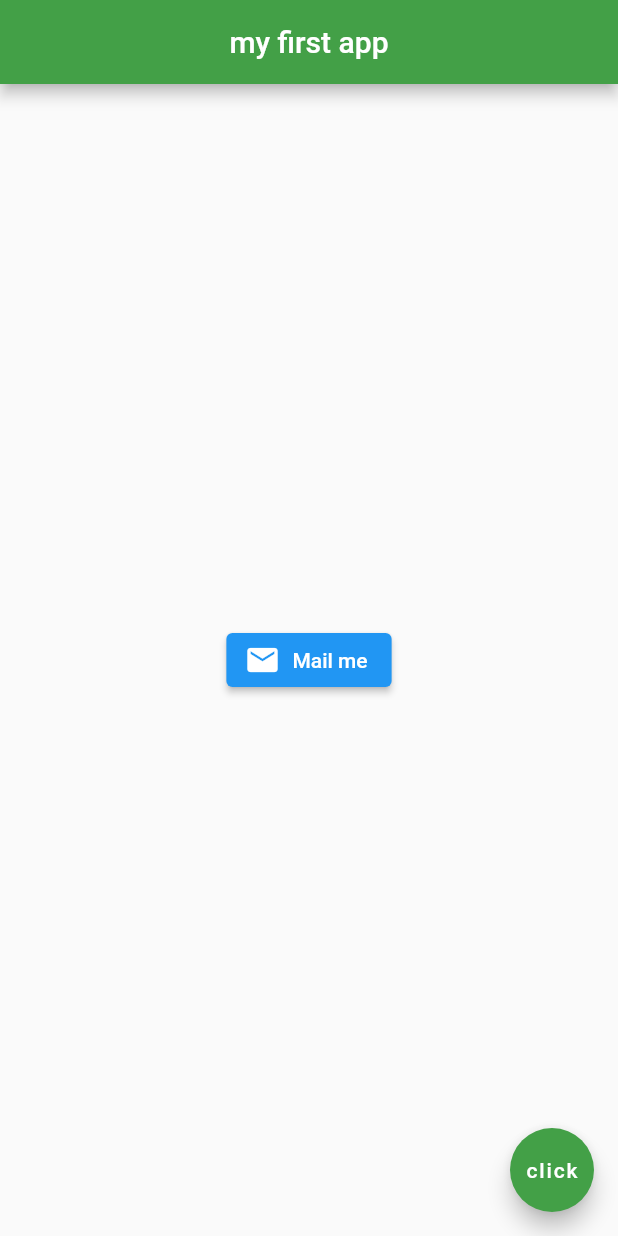
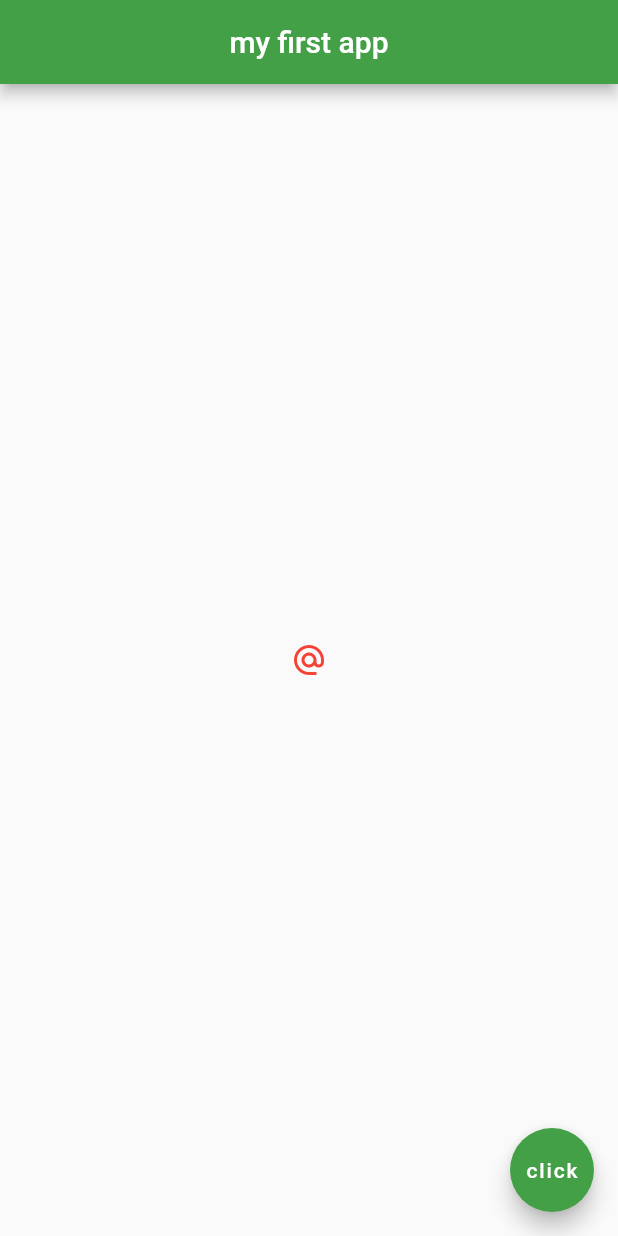
Before and after one commit to PasinduManeka/myapp, a Flutter app: the screen it shows after launch, on a phone screen of 412 x 824 dp. Run offline on Flutter 3.47's test engine with Material 2 defaults, Android fonts, the phone set to English and light mode, and no system bars.

Commit message:
Add a Icon button

```diff
--- a/lib/main.dart
+++ b/lib/main.dart
@@ -21,15 +21,10 @@ class Home extends StatelessWidget {
         backgroundColor: Colors.green[600],
       ),
       body: Center(
-        child: ElevatedButton.icon(
+        child: IconButton(
           onPressed: (){},
-          icon:Icon(
-            Icons.mail,
-          ),
-          label: Text('Mail me'),
-          style: ElevatedButton.styleFrom(
-            primary: Colors.blue,
-          ),
+          icon:Icon(Icons.alternate_email),
+          color: Colors.red,
         )
       ),
       floatingActionButton: FloatingActionButton(
```
